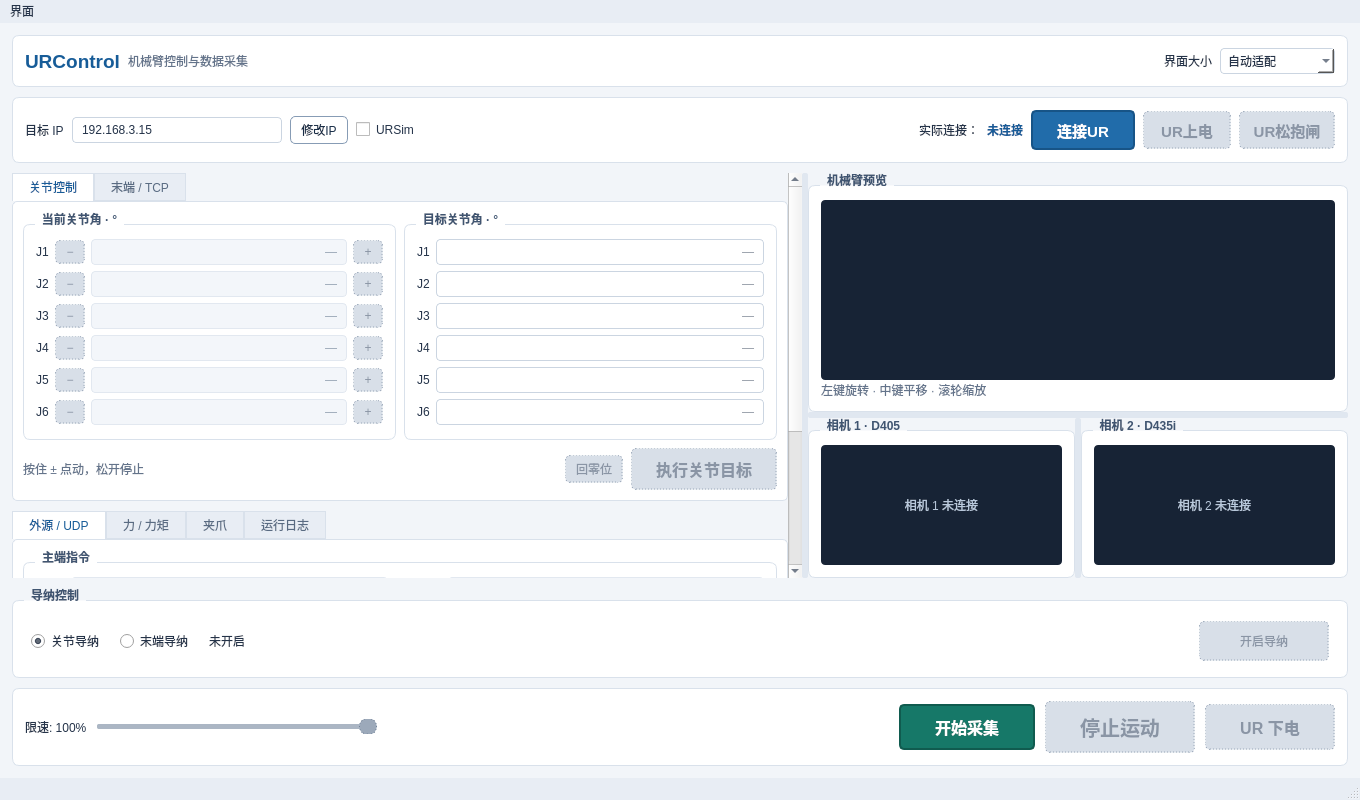
Above: main_window.ui from HG731GZ/URControl before the change. Below: the same form after it.
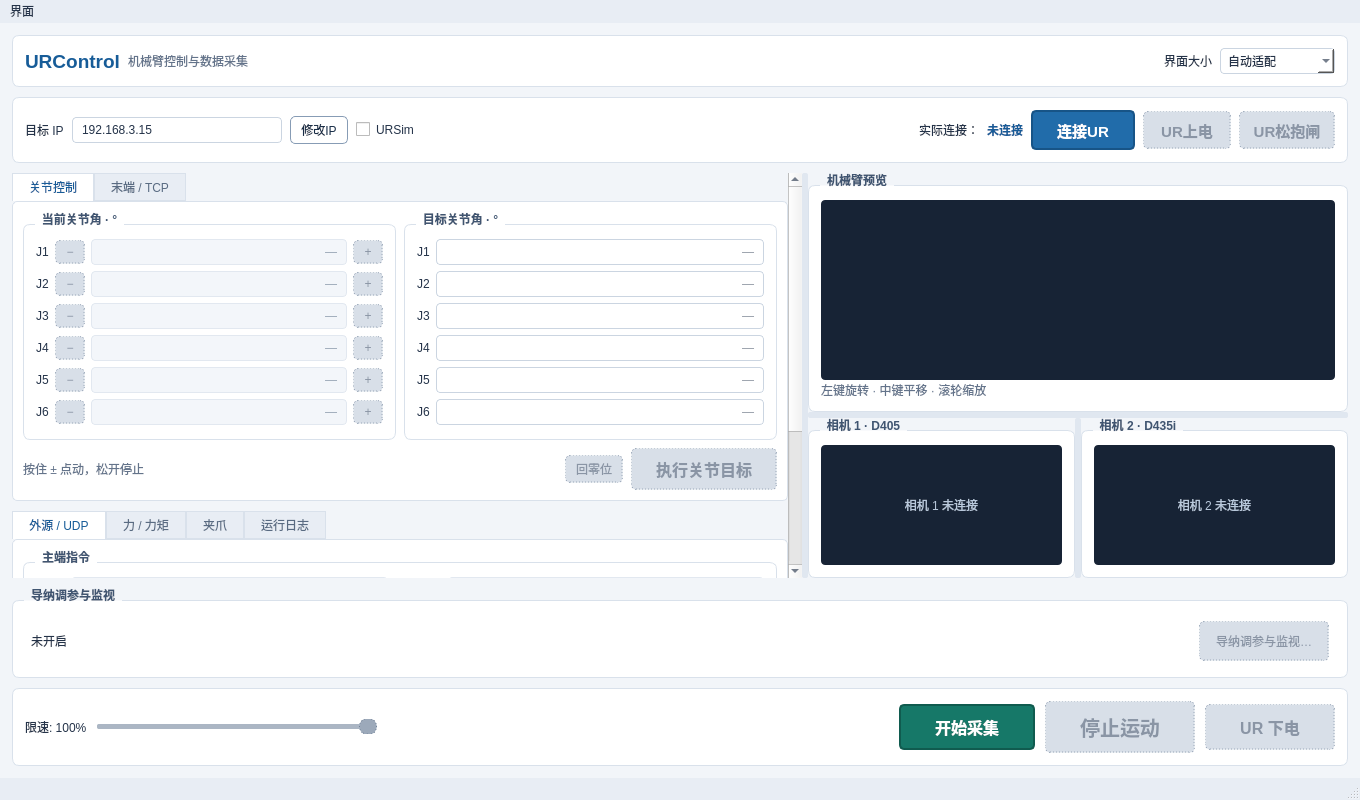
That is the form after the change. Custom widgets are drawn as their Qt base class.

Commit message: 完成导纳调参界面

What changed in the file:
```diff
--- a/main_window.ui
+++ b/main_window.ui
@@ -3183,7 +3183,7 @@
     <item>
      <widget class="QGroupBox" name="groupBox_Admittance">
       <property name="title">
-       <string>导纳控制</string>
+       <string>导纳调参与监视</string>
       </property>
       <layout class="QGridLayout" name="gridLayout_Admittance">
        <property name="leftMargin">
@@ -3204,29 +3204,6 @@
        <property name="verticalSpacing">
         <number>6</number>
        </property>
-       <item row="0" column="0">
-        <widget class="QRadioButton" name="radioButton_AdmittanceJoint">
-         <property name="text">
-          <string>关节导纳</string>
-         </property>
-         <property name="checked">
-          <bool>true</bool>
-         </property>
-         <property name="toolTip">
-          <string>使用补偿关节力矩产生导纳运动；停止后可切换。</string>
-         </property>
-        </widget>
-       </item>
-       <item row="0" column="1">
-        <widget class="QRadioButton" name="radioButton_AdmittanceCartesian">
-         <property name="text">
-          <string>末端导纳</string>
-         </property>
-         <property name="toolTip">
-          <string>使用末端外力与力矩产生导纳运动；停止后可切换。</string>
-         </property>
-        </widget>
-       </item>
        <item row="0" column="2">
         <widget class="QLabel" name="label_AdmittanceStatus">
          <property name="text">
@@ -3252,7 +3229,7 @@
           <bool>false</bool>
          </property>
          <property name="text">
-          <string>开启导纳</string>
+          <string>导纳调参与监视…</string>
          </property>
          <property name="minimumSize">
           <size>
```
Left out of the diff: 4 changed lines with no effect on the pictures. The commit also changes 21 other files.
